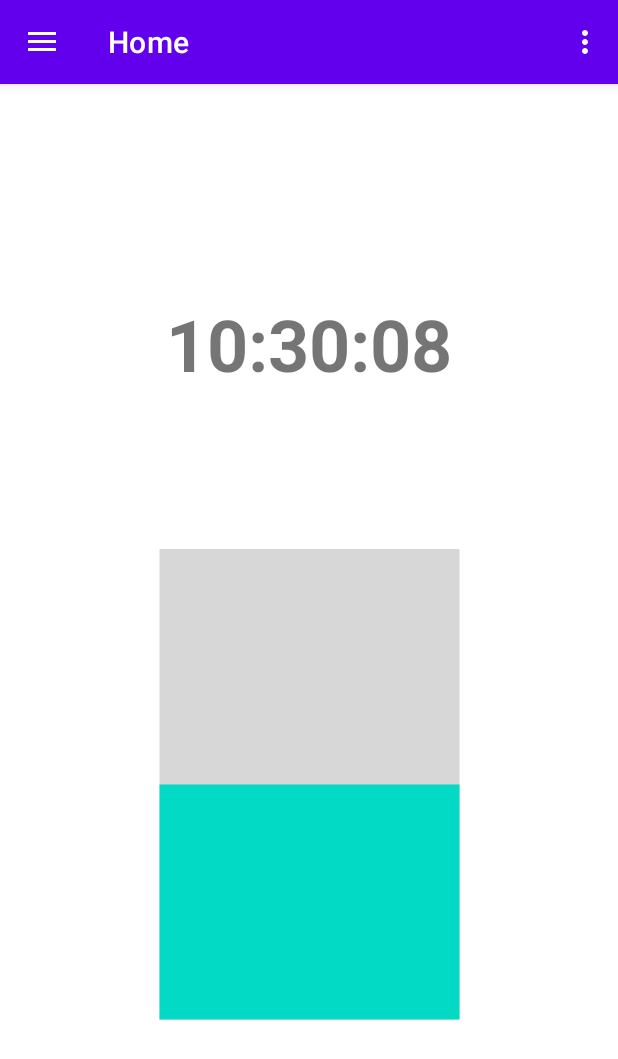
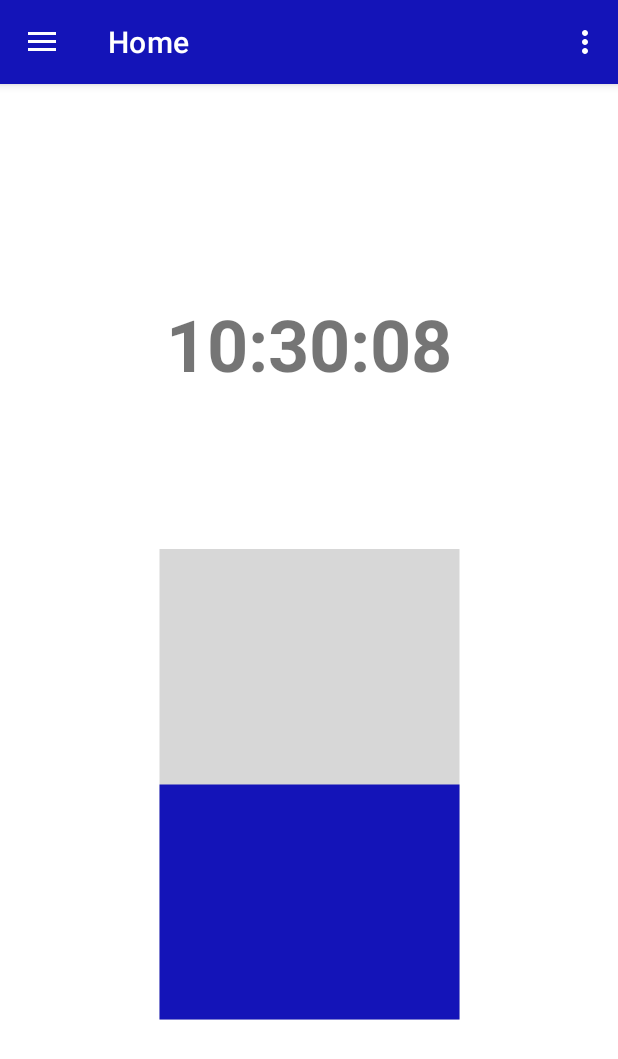
Before and after one commit to Volvo7700/TeachersEssentials, an Android app: the screen it shows after launch (MainActivity), on a phone screen of 412 x 824 dp. Shown: the top 1059 px of the screen. Run offline under Robolectric (Android 15) with nearby library versions, the phone set to English and light mode, and no system bars; our stand-ins replace navigation-ui.

Commit message:
progressbar nach 5 minuten rot

```diff
--- a/app/src/main/java/de/teachersessentials/ui/home/HomeFragment.java
+++ b/app/src/main/java/de/teachersessentials/ui/home/HomeFragment.java
@@ -1,6 +1,8 @@
 package de.teachersessentials.ui.home;
 
 
+import android.content.res.ColorStateList;
+import android.graphics.Color;
 import android.os.Bundle;
 import android.os.Handler;
 import android.view.LayoutInflater;
@@ -52,18 +54,27 @@ public class HomeFragment extends Fragment {
             clockText = dateFormat.format(new Date());
             //Zeit wird ins Widget gefüllt
             clockTextView.setText(clockText);
+            //progress bar wird aufgefüllt
+            updateProgress();
             //updateClock wird wieder aufgerufen, damit die Uhr jede Sekunde weitertickt
             updateClock();
-            //progress bar wird aufgefüllt
-            updateProgress();
         }, 1000); //Uhr updated jede Sekunde
     }
 
     private void updateProgress() {
         //Zeit zur nächsten vollen Stunde in millis
         long progressTime = System.currentTimeMillis() % 3600000;
-        //Progress bar wird aufgefüllt
+        //Progress bar wird aufgefüllt bzw. leert sich
         showProgress.setProgress(3600000 - (int) progressTime);
+        if (progressTime > 3300000) {
+            //Progress bar wird rot
+            ColorStateList colorStateList = new ColorStateList(
+                    new int[][] { new int[] {} },
+                    new int[] { Color.RED }
+            );
+            showProgress.setProgressTintList(colorStateList);
+            //Hier möglciherweise Benachrictigung schicken
+        }
     }
 
     @Override
--- a/app/src/main/res/layout/fragment_home.xml
+++ b/app/src/main/res/layout/fragment_home.xml
@@ -27,6 +27,7 @@
         android:layout_alignParentBottom="true"
         android:max="3600000"
         android:progress="0"
+        android:progressTint="@color/blue"
         android:rotation="-90"
         android:scaleY="50"
         app:layout_constraintBottom_toBottomOf="parent"
@@ -34,7 +35,7 @@
         app:layout_constraintHorizontal_bias="0.5"
         app:layout_constraintStart_toStartOf="parent"
         app:layout_constraintTop_toTopOf="parent"
-        app:layout_constraintVertical_bias="0.7"/>
+        app:layout_constraintVertical_bias="0.7" />
     <!--in der ansicht rechts zwar schon am Handy aber nicht zentriert -->
 
 
--- a/app/src/main/res/values-night/themes.xml
+++ b/app/src/main/res/values-night/themes.xml
@@ -2,8 +2,8 @@
     <!-- Base application theme. -->
     <style name="Theme.TeachersEssentials" parent="Theme.MaterialComponents.DayNight.DarkActionBar">
         <!-- Primary brand color. -->
-        <item name="colorPrimary">@color/purple_200</item>
-        <item name="colorPrimaryVariant">@color/purple_700</item>
+        <item name="colorPrimary">@color/blue</item>
+        <item name="colorPrimaryVariant">@color/blue</item>
         <item name="colorOnPrimary">@color/black</item>
         <!-- Secondary brand color. -->
         <item name="colorSecondary">@color/teal_200</item>
--- a/app/src/main/res/values/colors.xml
+++ b/app/src/main/res/values/colors.xml
@@ -2,7 +2,7 @@
 <resources>
     <color name="purple_200">#FFBB86FC</color>
     <color name="purple_500">#FF6200EE</color>
-    <color name="purple_700">#FF3700B3</color>
+    <color name="blue">#1414b8</color>
     <color name="teal_200">#FF03DAC5</color>
     <color name="teal_700">#FF018786</color>
     <color name="black">#FF000000</color>
--- a/app/src/main/res/values/themes.xml
+++ b/app/src/main/res/values/themes.xml
@@ -2,8 +2,8 @@
     <!-- Base application theme. -->
     <style name="Theme.TeachersEssentials" parent="Theme.MaterialComponents.DayNight.DarkActionBar">
         <!-- Primary brand color. -->
-        <item name="colorPrimary">@color/purple_500</item>
-        <item name="colorPrimaryVariant">@color/purple_700</item>
+        <item name="colorPrimary">@color/blue</item>
+        <item name="colorPrimaryVariant">@color/blue</item>
         <item name="colorOnPrimary">@color/white</item>
         <!-- Secondary brand color. -->
         <item name="colorSecondary">@color/teal_200</item>
```
